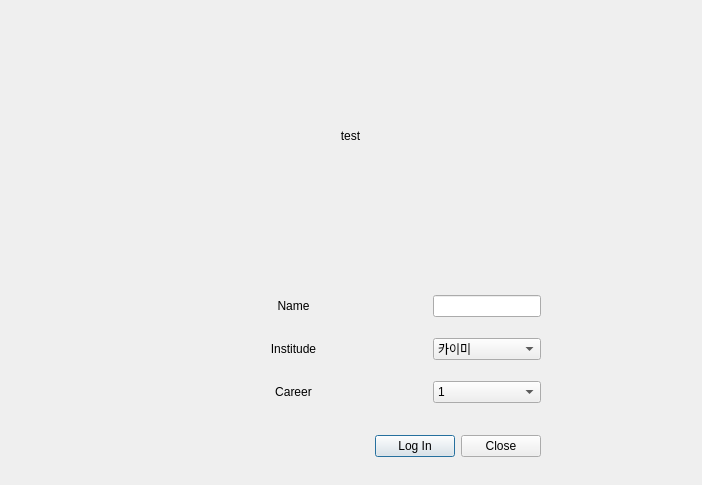
Old version of the form Annotation_Tool_login.ui in the repository Yoon0527/Annotation_Tool_Main.
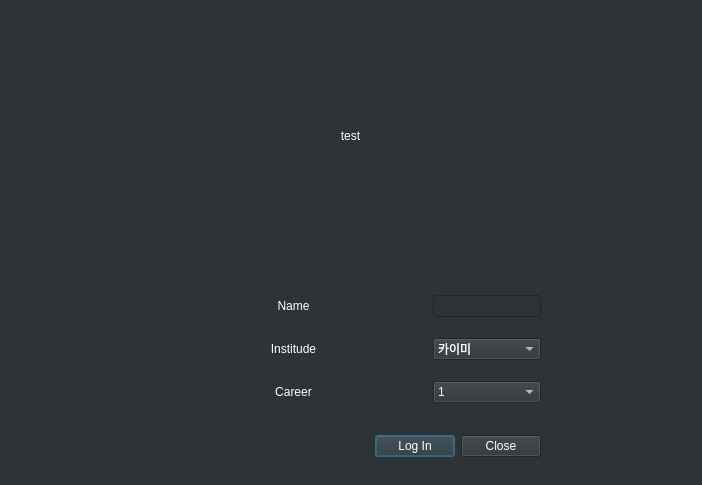
New version of the form.

Commit message: 로그인 창 ui 테마 변경

Diff of the .ui file:
```diff
--- a/Annotation_Tool_login.ui
+++ b/Annotation_Tool_login.ui
@@ -13,6 +13,10 @@
   <property name="windowTitle">
    <string>Dialog</string>
   </property>
+  <property name="styleSheet">
+   <string notr="true">background-color:rgb(46,52,54);
+color:white;</string>
+  </property>
   <widget class="QWidget" name="layoutWidget">
    <property name="geometry">
     <rect>
```
